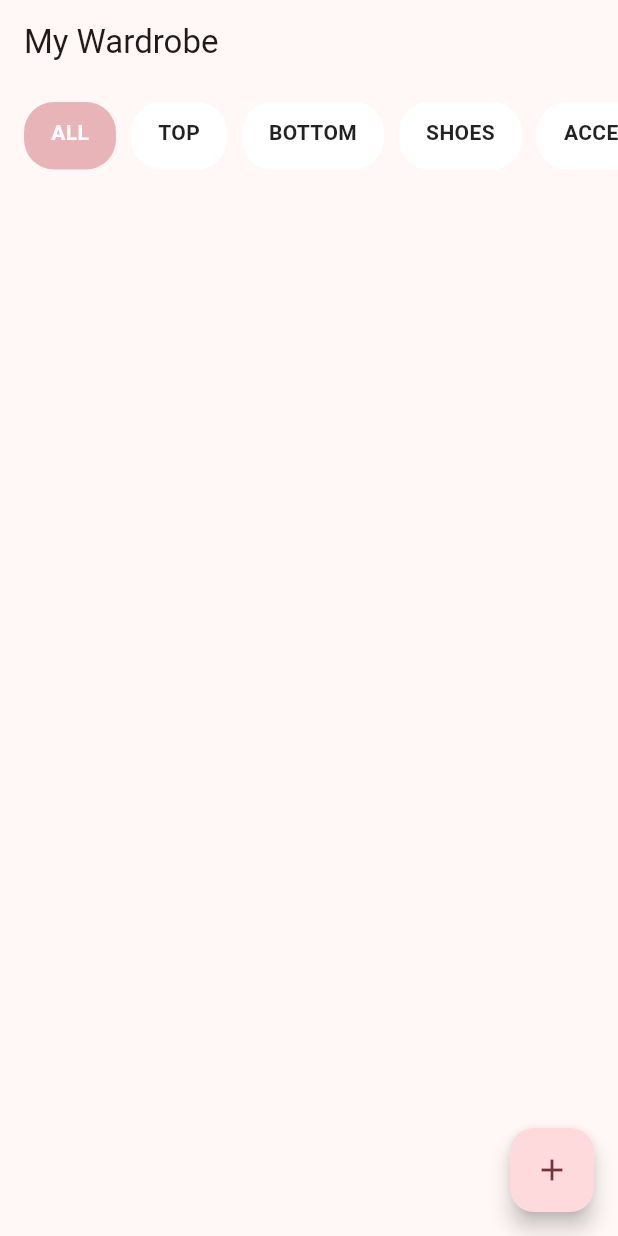
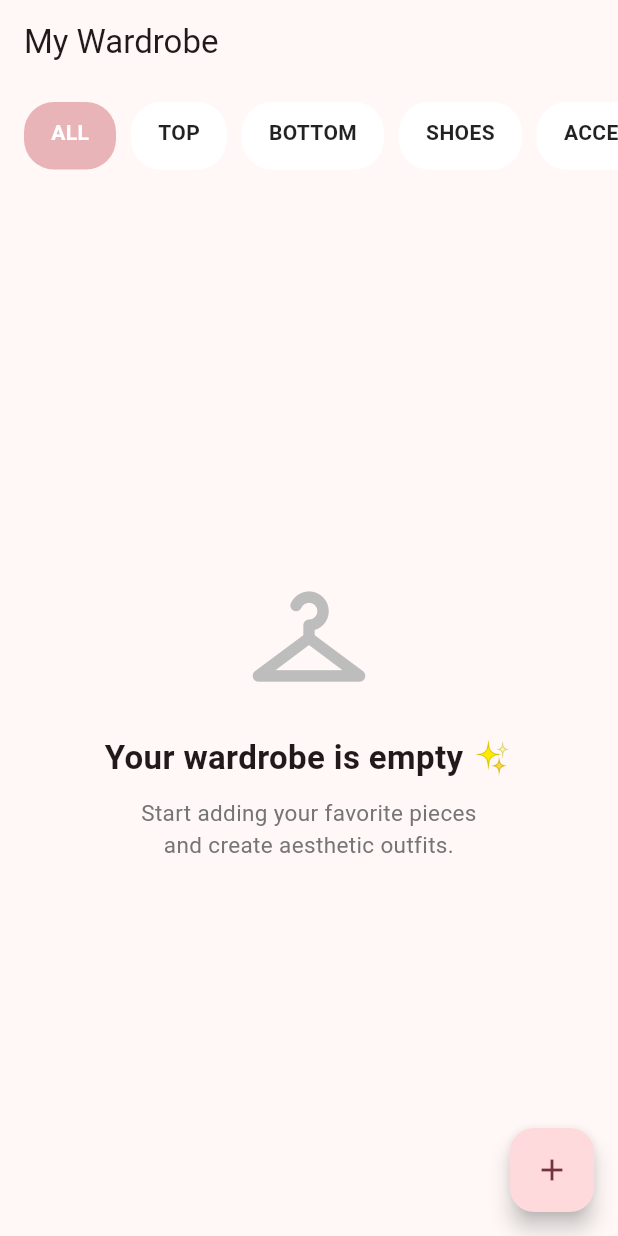
Before and after one commit to sedanuryavuz/veloura_ai, a Flutter app: the screen it shows after launch, on a phone screen of 412 x 824 dp. Run offline on Flutter 3.47's test engine with Material 3 defaults, Android fonts, the phone set to English and light mode, and no system bars; our stand-ins replace flutter_dotenv, google_generative_ai, hive, hive_flutter, image_picker; accounts and stored records are empty.

Commit message:
Refactored wardrobe feature, enhanced UI components, and added edit functionality

```diff
--- a/lib/features/wardrobe/pages/wardrobe_page.dart
+++ b/lib/features/wardrobe/pages/wardrobe_page.dart
@@ -2,7 +2,7 @@ import 'package:flutter/material.dart';
 import 'package:provider/provider.dart';
 
 import '../controllers/wardrobe_controller.dart';
-import '../widgets/clothing_card.dart';
+import '../widgets/wardrobe_grid.dart';
 import 'add_clothing_page.dart';
 import '../widgets/category_filter.dart';
 
@@ -52,31 +52,7 @@ class _WardrobePageState extends State<WardrobePage> {
           ),
 
           const SizedBox(height: 16),
-          Expanded(
-            child: GridView.builder(
-              padding: const EdgeInsets.all(16),
-
-              itemCount: controller.filteredItems.length,
-
-              gridDelegate: const SliverGridDelegateWithFixedCrossAxisCount(
-                crossAxisCount: 2,
-                crossAxisSpacing: 12,
-                mainAxisSpacing: 12,
-                childAspectRatio: 0.7,
-              ),
-
-              itemBuilder: (context, index) {
-                final item = controller.items[index];
-
-                return ClothingCard(
-                  item: item,
-                  onDelete: () {
-                    controller.deleteItem(item.id);
-                  },
-                );
-              },
-            ),
-          ),
+          Expanded(child: WardrobeGrid(controller: controller)),
         ],
       ),
     );
--- a/lib/features/wardrobe/widgets/category_filter.dart
+++ b/lib/features/wardrobe/widgets/category_filter.dart
@@ -12,27 +12,18 @@ class CategoryFilter extends StatelessWidget {
 
   @override
   Widget build(BuildContext context) {
-    final categories = [
-      'all',
-      'top',
-      'bottom',
-      'shoes',
-      'accessories',
-    ];
+    final categories = ['all', 'top', 'bottom', 'shoes', 'accessories'];
 
     return SizedBox(
       height: 45,
       child: ListView.separated(
         scrollDirection: Axis.horizontal,
-        padding: const EdgeInsets.symmetric(
-          horizontal: 16,
-        ),
+        padding: const EdgeInsets.symmetric(horizontal: 16),
 
         itemBuilder: (context, index) {
           final category = categories[index];
 
-          final isSelected =
-              selected == category;
+          final isSelected = selected == category;
 
           return GestureDetector(
             onTap: () {
@@ -40,30 +31,20 @@ class CategoryFilter extends StatelessWidget {
             },
 
             child: AnimatedContainer(
-              duration:
-                  const Duration(milliseconds: 250),
+              duration: const Duration(milliseconds: 250),
 
-              padding:
-                  const EdgeInsets.symmetric(
-                horizontal: 18,
-                vertical: 10,
-              ),
+              padding: const EdgeInsets.symmetric(horizontal: 18, vertical: 10),
 
               decoration: BoxDecoration(
-                color: isSelected
-                    ? const Color(0xffE8B4B8)
-                    : Colors.white,
+                color: isSelected ? const Color(0xffE8B4B8) : Colors.white,
 
-                borderRadius:
-                    BorderRadius.circular(20),
+                borderRadius: BorderRadius.circular(20),
               ),
 
               child: Text(
                 category.toUpperCase(),
                 style: TextStyle(
-                  color: isSelected
-                      ? Colors.white
-                      : Colors.black87,
+                  color: isSelected ? Colors.white : Colors.black87,
                   fontWeight: FontWeight.w600,
                 ),
               ),
@@ -71,8 +52,7 @@ class CategoryFilter extends StatelessWidget {
           );
         },
 
-        separatorBuilder: (_, __) =>
-            const SizedBox(width: 10),
+        separatorBuilder: (_, __) => const SizedBox(width: 10),
 
         itemCount: categories.length,
       ),
--- a/lib/features/wardrobe/widgets/empty_wardrobe.dart
+++ b/lib/features/wardrobe/widgets/empty_wardrobe.dart
@@ -0,0 +1,39 @@
+import 'package:flutter/material.dart';
+
+class EmptyWardrobe extends StatelessWidget {
+  const EmptyWardrobe({super.key});
+
+  @override
+  Widget build(BuildContext context) {
+    return Center(
+      child: Padding(
+        padding: const EdgeInsets.all(24),
+        child: Column(
+          mainAxisAlignment: MainAxisAlignment.center,
+          children: [
+            Icon(
+              Icons.checkroom_rounded,
+              size: 90,
+              color: Colors.grey.shade400,
+            ),
+
+            const SizedBox(height: 20),
+
+            const Text(
+              'Your wardrobe is empty ✨',
+              style: TextStyle(fontSize: 22, fontWeight: FontWeight.bold),
+            ),
+
+            const SizedBox(height: 10),
+
+            Text(
+              'Start adding your favorite pieces\nand create aesthetic outfits.',
+              textAlign: TextAlign.center,
+              style: TextStyle(color: Colors.grey.shade600, fontSize: 15),
+            ),
+          ],
+        ),
+      ),
+    );
+  }
+}
--- a/lib/features/wardrobe/widgets/wardrobe_grid.dart
+++ b/lib/features/wardrobe/widgets/wardrobe_grid.dart
@@ -0,0 +1,43 @@
+import 'package:flutter/material.dart';
+
+import '../controllers/wardrobe_controller.dart';
+import 'clothing_card.dart';
+import 'empty_wardrobe.dart';
+
+class WardrobeGrid extends StatelessWidget {
+  final WardrobeController controller;
+
+  const WardrobeGrid({super.key, required this.controller});
+
+  @override
+  Widget build(BuildContext context) {
+    if (controller.filteredItems.isEmpty) {
+      return const EmptyWardrobe();
+    }
+
+    return GridView.builder(
+      padding: const EdgeInsets.all(16),
+
+      itemCount: controller.filteredItems.length,
+
+      gridDelegate: const SliverGridDelegateWithFixedCrossAxisCount(
+        crossAxisCount: 2,
+        crossAxisSpacing: 12,
+        mainAxisSpacing: 12,
+        childAspectRatio: 0.7,
+      ),
+
+      itemBuilder: (context, index) {
+        final item = controller.filteredItems[index];
+
+        return ClothingCard(
+          item: item,
+
+          onDelete: () {
+            controller.deleteItem(item.id);
+          },
+        );
+      },
+    );
+  }
+}
```
Also changed, not shown: lib/features/wardrobe/pages/add_clothing_page.dart (+19 -29 lines), lib/features/wardrobe/pages/edit_clothing_page.dart (added, +114 -0 lines), lib/features/wardrobe/widgets/clothing_card.dart (+24 -18 lines).
